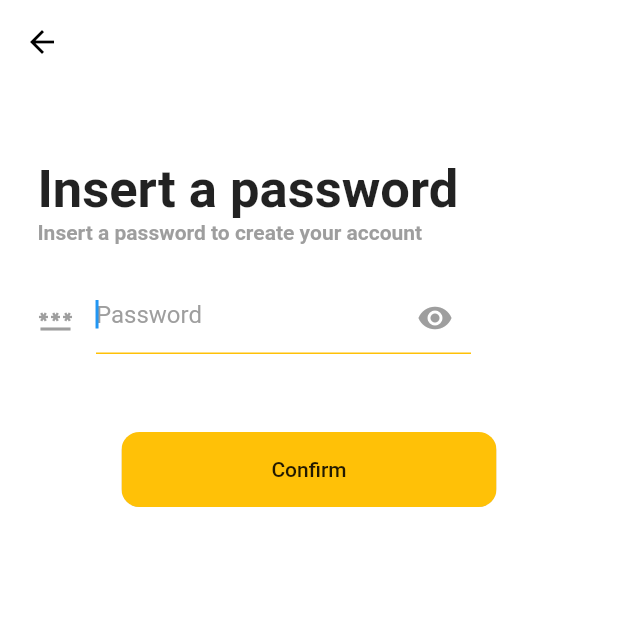
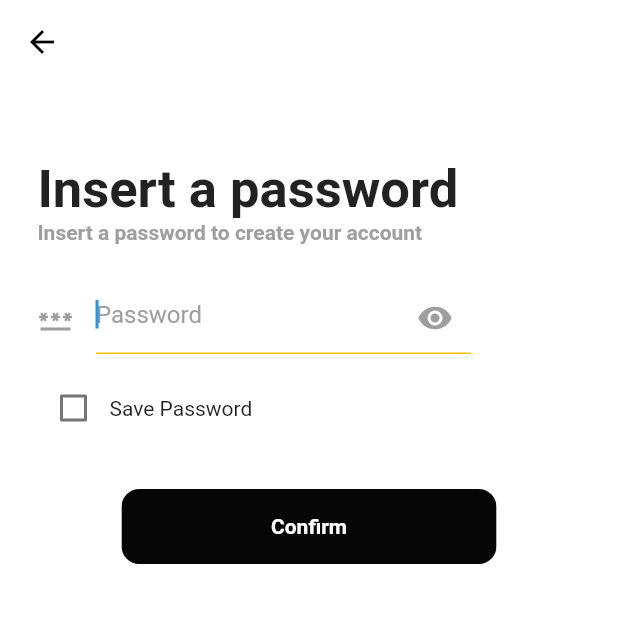
Before and after one commit to VikasUp/my_profile, a Flutter app: the PasswordView screen opened directly, on a phone screen of 412 x 824 dp, the top half of it. Run offline on Flutter 3.47's test engine with Material 2 defaults, Android fonts, the phone set to English and light mode, and no system bars; our stand-ins replace bloc, equatable, firebase_auth, firebase_core, flutter_bloc, image_picker and 2 more; accounts and stored records are empty; network calls fail.

Commit message:
my-profile

```diff
--- a/lib/views/login_view/login_view.dart
+++ b/lib/views/login_view/login_view.dart
@@ -129,7 +129,7 @@ class _LoginViewState extends State<LoginView> {
                                       Icons.remove_red_eye,
                                       color: visiblePassword
                                           ? Colors.grey.shade500
-                                          : Colors.amber,
+                                          : Colors.black,
                                     ),
                                     onPressed: () {
                                       setState(() {
@@ -138,7 +138,7 @@ class _LoginViewState extends State<LoginView> {
                                     },
                                   ),
                                   focusedBorder: const UnderlineInputBorder(
-                                    borderSide: BorderSide(color: Colors.amber),
+                                    borderSide: BorderSide(color: Colors.black),
                                   ),
                                   hintText: 'Password',
                                   hintStyle:
@@ -186,7 +186,7 @@ class _LoginViewState extends State<LoginView> {
                                                 password:
                                                     passwordController.text));
                                       },
-                                      color: Colors.amber,
+                                      color: Colors.black,
                                       child: Text('Login'),
                                     ),
                                   ),
--- a/lib/views/register_view/pass_view.dart
+++ b/lib/views/register_view/pass_view.dart
@@ -15,6 +15,8 @@ class PasswordView extends StatefulWidget {
 
 class _PasswordViewState extends State<PasswordView> {
   bool visiblePassword = true;
+  bool savePassword = false; // Added to track whether to save the password
+
   @override
   Widget build(BuildContext context) {
     return Scaffold(
@@ -101,10 +103,28 @@ class _PasswordViewState extends State<PasswordView> {
                 ),
               ),
             ),
+            // Save Password Checkbox
+            Padding(
+              padding: const EdgeInsets.symmetric(horizontal: 25, vertical: 10),
+              child: Row(
+                children: [
+                  Checkbox(
+                    value: savePassword,
+                    onChanged: (value) {
+                      setState(() {
+                        savePassword = value ?? false;
+                      });
+                    },
+                  ),
+                  Text("Save Password"),
+                ],
+              ),
+            ),
+            // Confirm Button
             BlocBuilder<AppBloc, AppState>(
               builder: (context, state) {
                 return Padding(
-                  padding: const EdgeInsets.only(top: 50),
+                  padding: const EdgeInsets.only(top: 20),
                   child: Align(
                     alignment: Alignment.center,
                     child: state.isLoading
@@ -119,14 +139,24 @@ class _PasswordViewState extends State<PasswordView> {
                                   context.read<AppBloc>().add(AppEventRegister(
                                       email: emailController.text,
                                       password: passwordController.text));
+                                  if (savePassword) {
+                                    // Save password logic here
+                                    // You can use a storage solution like shared preferences or secure storage
+                                  }
                                   Navigator.of(context).pushReplacement(
                                     MaterialPageRoute(
                                       builder: (context) => HomePage(),
                                     ),
                                   );
                                 },
-                                color: Colors.amber,
-                                child: Text('Confirm'),
+                                color: const Color.fromARGB(255, 6, 6, 6),
+                                child: Text(
+                                  'Confirm',
+                                  style: TextStyle(
+                                    fontWeight: FontWeight.bold,
+                                    color: Colors.white,
+                                  ),
+                                ),
                               ),
                             ),
                           ),
--- a/pubspec.yaml
+++ b/pubspec.yaml
@@ -43,6 +43,7 @@ dependencies:
   lottie: ^2.6.0
   flutter_bloc: ^8.1.3
   image_picker: ^1.0.4
+  shared_preferences: ^2.2.1
 
 dev_dependencies:
   flutter_test:
```
Also changed, not shown: pubspec.lock, 1 other file.
